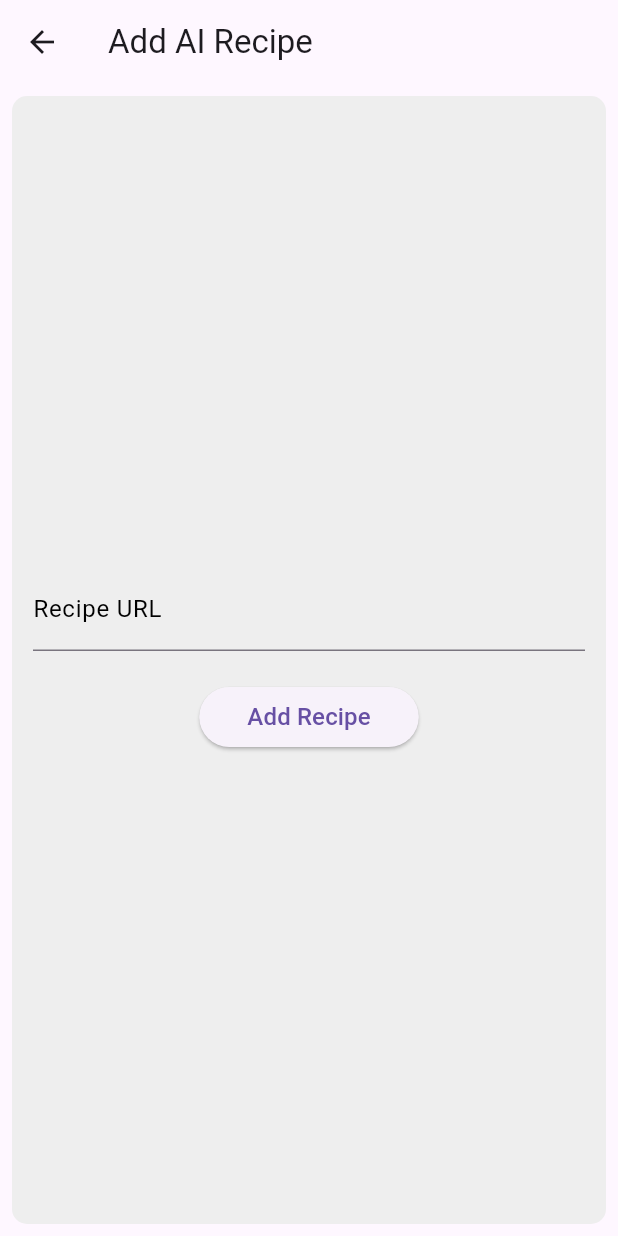
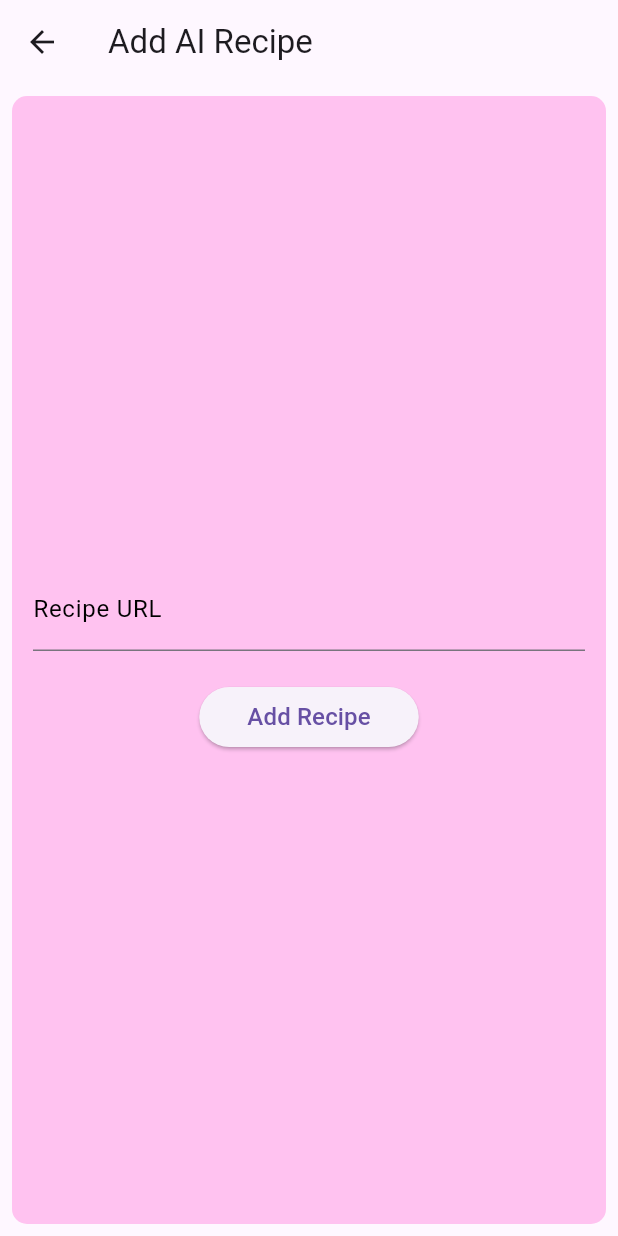
Before and after one commit to tharukaf/recipe_book_ai, a Flutter app: the AddAIRecipeScreen screen opened directly, after a tap on "Add Recipe", on a phone screen of 412 x 824 dp. Run offline on Flutter 3.47's test engine with Material 3 defaults, Android fonts, the phone set to English and light mode, and no system bars; our stand-ins replace dropdown_button2, flutter_speed_dial, flutter_svg, google_fonts, nanoid; missing offline and left inert: flutter_pannable_rating_bar, flutter_platform_alert, localstore, searchable_listview; network calls fail.

Commit message:
added create AI recipe from URL functionality

```diff
--- a/lib/models/cooking_step.dart
+++ b/lib/models/cooking_step.dart
@@ -28,7 +28,7 @@ class Ingredient {
     return Ingredient(
       id: map['id'],
       name: map['name'],
-      quantity: map['quantity'],
+      quantity: map['quantity'].toDouble(),
       unit: map['unit'],
       isDone: map['isDone'],
     );
--- /dev/null
+++ b/lib/widgets/ai_recipe_screen.dart
@@ -0,0 +1,143 @@
+import 'dart:convert';
+import 'dart:developer';
+import 'package:flutter/material.dart';
+import 'package:google_fonts/google_fonts.dart';
+import 'package:recipe_book_ai/models/recipe.dart';
+import 'package:recipe_book_ai/widgets/responsive_layout.dart';
+import 'package:http/http.dart' as http;
+
+// ignore: must_be_immutable
+class AddAIRecipeScreen extends StatefulWidget {
+  const AddAIRecipeScreen({super.key});
+
+  @override
+  State<AddAIRecipeScreen> createState() => _AddAIRecipeScreenState();
+}
+
+class _AddAIRecipeScreenState extends State<AddAIRecipeScreen> {
+  String url = '';
+  bool isLoading = false;
+  Recipe recipe = Recipe.empty();
+
+  @override
+  Widget build(BuildContext context) {
+    return Scaffold(
+      appBar: AppBar(
+        title: Text(
+          'Add AI Recipe',
+          style: GoogleFonts.deliusSwashCaps(),
+        ),
+      ),
+      body: ResponsiveLayout(
+        child: Container(
+          margin: const EdgeInsets.all(8),
+          decoration: BoxDecoration(
+            color: const Color.fromARGB(246, 255, 192, 239),
+            borderRadius: BorderRadius.circular(10),
+          ),
+          child: Padding(
+            padding: const EdgeInsets.all(14.0),
+            child: Column(
+              mainAxisAlignment: MainAxisAlignment.center,
+              children: [
+                SizedBox(
+                  child: TextField(
+                    onChanged: (value) => url = value,
+                    decoration: InputDecoration(
+                      labelText: 'Recipe URL',
+                      labelStyle: GoogleFonts.deliusSwashCaps(
+                        color: Colors.black,
+                      ),
+                      hintText: 'Enter the URL of the recipe',
+                      hintStyle: const TextStyle(
+                        color: Colors.grey,
+                        fontWeight: FontWeight.w100,
+                      ),
+                    ),
+                  ),
+                ),
+                Container(
+                  margin: const EdgeInsets.only(top: 20),
+                  child: isLoading
+                      ? const CircularProgressIndicator()
+                      : ElevatedButton(
+                          onPressed: () async {
+                            setState(() {
+                              isLoading = true;
+                            });
+                            try {
+                              recipe = await createRecipe(url);
+                              recipe.save();
+
+                              if (!context.mounted) return;
+
+                              ScaffoldMessenger.of(context).showSnackBar(
+                                const SnackBar(
+                                  content: Text('Recipe added successfully!'),
+                                ),
+                              );
+                            } finally {
+                              if (mounted) {
+                                setState(() {
+                                  isLoading = false;
+                                });
+                              }
+                            }
+                          },
+                          child: const Padding(
+                            padding: EdgeInsets.all(8.0),
+                            child: Text(
+                              'Add Recipe',
+                              style: TextStyle(fontSize: 16),
+                            ),
+                          ),
+                        ),
+                ),
+              ],
+            ),
+          ),
+        ),
+      ),
+    );
+  }
+}
+
+Future<http.Response> addRecipe(String recipeURL) async {
+  try {
+    return await http.post(
+      Uri.parse('http://localhost:3000/recipe'),
+      headers: <String, String>{
+        'Content-Type': 'application/json; charset=UTF-8',
+      },
+      body: jsonEncode(<String, String>{
+        'recipeURL': recipeURL,
+      }),
+    );
+  } catch (e) {
+    log(e.toString());
+    return Future.error(e);
+  }
+}
+
+Future<Recipe> createRecipe(String recipeURL) async {
+  final response = await http.post(
+    Uri.parse('http://localhost:3000/recipe'),
+    headers: <String, String>{
+      'Content-Type': 'application/json; charset=UTF-8',
+    },
+    body: jsonEncode(<String, String>{
+      'recipeURL': recipeURL,
+    }),
+  );
+
+  if (response.statusCode == 200) {
+    // If the server did return a 201 CREATED response,
+    // then parse the JSON.
+    // print(response.body);
+    return Recipe.fromJson(jsonDecode(response.body) as Map<String, dynamic>);
+  } else {
+    // If the server did not return a 201 CREATED response,
+    // then throw an exception.
+    throw Exception('Failed to create recipe.');
+  }
+}
--- a/lib/widgets/dialogs/add_prep_item_dialog.dart
+++ b/lib/widgets/dialogs/add_prep_item_dialog.dart
@@ -61,6 +61,7 @@ class _NewPrepItemDialogState extends State<NewPrepItemDialog> {
               SizedBox(
                 width: 200,
                 child: TextField(
+                  maxLength: 50,
                   onChanged: (value) {
                     ingredient?.name = value;
                   },
--- a/lib/widgets/dialogs/edit_prep_item_dialogs.dart
+++ b/lib/widgets/dialogs/edit_prep_item_dialogs.dart
@@ -64,6 +64,7 @@ void prepItemShortPressDialog(
             SizedBox(
               width: 200,
               child: TextField(
+                maxLength: 50,
                 controller: TextEditingController(text: ingredient.name),
                 onChanged: (value) {
                   ingredient.name = value;
--- a/lib/widgets/floating_action_builder.dart
+++ b/lib/widgets/floating_action_builder.dart
@@ -1,12 +1,9 @@
-import 'dart:developer';
 import 'package:flutter/material.dart';
 import 'package:flutter_speed_dial/flutter_speed_dial.dart';
-import 'package:google_fonts/google_fonts.dart';
-import 'package:recipe_book_ai/models/recipe.dart';
 import 'package:recipe_book_ai/widgets/add_recipe_screen.dart';
-import 'package:recipe_book_ai/widgets/recipe_detail_screen.dart';
-import 'package:recipe_book_ai/widgets/responsive_layout.dart';
-import 'package:flutter_gemini/flutter_gemini.dart';
+import 'package:recipe_book_ai/widgets/ai_recipe_screen.dart';
+// import 'package:recipe_book_ai/widgets/recipe_detail_screen.dart';
+// import 'package:flutter_gemini/flutter_gemini.dart';
 
 class FloatingActionBuilder extends StatelessWidget {
   final Widget svg;
@@ -47,7 +44,7 @@ class FloatingActionBuilder extends StatelessWidget {
             Navigator.push(
               context,
               MaterialPageRoute(
-                builder: (context) => AddAIRecipeScreen(),
+                builder: (context) => const AddAIRecipeScreen(),
               ),
             );
           },
@@ -59,88 +56,3 @@ class FloatingActionBuilder extends StatelessWidget {
     );
   }
 }
-
-// ignore: must_be_immutable
-class AddAIRecipeScreen extends StatelessWidget {
-  AddAIRecipeScreen({super.key});
-
-  String url = '';
-  final Recipe recipe = Recipe.empty();
-
-  @override
-  Widget build(BuildContext context) {
-    return Scaffold(
-      appBar: AppBar(
-        title: Text(
-          'Add AI Recipe',
-          style: GoogleFonts.deliusSwashCaps(),
-        ),
-      ),
-      body: ResponsiveLayout(
-        child: Container(
-          margin: const EdgeInsets.all(8),
-          decoration: BoxDecoration(
-            color: Colors.grey[200],
-            borderRadius: BorderRadius.circular(10),
-          ),
-          child: Padding(
-            padding: const EdgeInsets.all(14.0),
-            child: Column(
-              mainAxisAlignment: MainAxisAlignment.center,
-              children: [
-                SizedBox(
-                  child: TextField(
-                    onChanged: (value) => url = value,
-                    decoration: InputDecoration(
-                      labelText: 'Recipe URL',
-                      labelStyle: GoogleFonts.deliusSwashCaps(
-                        color: Colors.black,
-                      ),
-                      hintText: 'Enter the URL of the recipe',
-                      hintStyle: const TextStyle(
-                        color: Colors.grey,
-                        fontWeight: FontWeight.w100,
-                      ),
-                    ),
-                  ),
-                ),
-                Container(
-                  margin: const EdgeInsets.only(top: 20),
-                  child: ElevatedButton(
-                    onPressed: () {
-                      // Navigator.push(
-                      //   context,
-                      //   MaterialPageRoute(
-                      //     builder: (context) => RecipeDetailScreen(
-                      //       isNewRecipe: true,
-                      //       recipe: recipe,
-                      //     ),
-                      //   ),
-                      // );
-                      final gemini = Gemini.instance;
-
-                      gemini.streamGenerateContent(url).listen((value) {
-                        print(value.output);
-                      }).onError(
-                        (e) {
-                          log('streamGenerateContent exception', error: e);
-                        },
-                      );
-                    },
-                    child: const Padding(
-                      padding: EdgeInsets.all(8.0),
-                      child: Text(
-                        'Add Recipe',
-                        style: TextStyle(fontSize: 16),
-                      ),
-                    ),
-                  ),
-                ),
-              ],
-            ),
-          ),
-        ),
-      ),
-    );
-  }
-}
--- a/lib/widgets/recipe_prep_item.dart
+++ b/lib/widgets/recipe_prep_item.dart
@@ -94,7 +94,10 @@ class RecipePrepItem extends StatelessWidget {
                 ),
               ),
               Container(
-                margin: const EdgeInsets.only(left: 6),
+                padding: const EdgeInsets.only(left: 6),
+                constraints: BoxConstraints(
+                    maxWidth: MediaQuery.of(context).size.width * 0.6),
+                // constraints: MediaQuery.of(context).size.width * 0.5,
                 child: Text(
                   ingredient.name,
                   style: GoogleFonts.deliusSwashCaps(
--- a/pubspec.yaml
+++ b/pubspec.yaml
@@ -24,6 +24,7 @@ dependencies:
   dropdown_button2: ^2.3.9
   flutter_gemini: ^2.0.5
   flutter_dotenv: ^5.2.1
+  http: ^1.2.2
 
 dev_dependencies:
   flutter_test:
```
Also changed, not shown: lib/main.dart (+9 -13 lines), lib/models/recipe.dart (+7 -3 lines), lib/widgets/recipe_cook_item.dart (+39 -15 lines), lib/widgets/timer_button.dart (+14 -3 lines), pubspec.lock, 3 other files.
